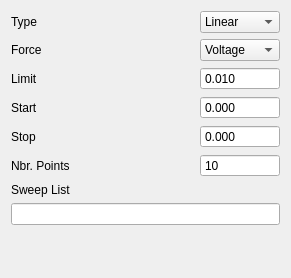
This is forms/smu_sweep_config_widget.ui in schwemmdx/keithley-tool as Qt 5 draws it before an edit. The edited form follows.
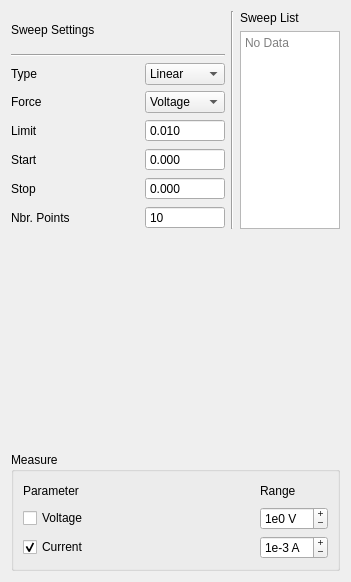
This is the edited form.

Commit message: added furtzher control over sweep preferences

Patch:
```diff
--- a/forms/smu_sweep_config_widget.ui
+++ b/forms/smu_sweep_config_widget.ui
@@ -6,14 +6,34 @@
    <rect>
     <x>0</x>
     <y>0</y>
-    <width>291</width>
-    <height>278</height>
+    <width>351</width>
+    <height>582</height>
    </rect>
   </property>
   <property name="windowTitle">
    <string>Form</string>
   </property>
-  <layout class="QGridLayout" name="gridLayout">
+  <layout class="QGridLayout" name="gridLayout_3">
+   <item row="0" column="0">
+    <layout class="QHBoxLayout" name="horizontalLayout">
+     <item>
+      <layout class="QVBoxLayout" name="verticalLayout">
+       <item>
+        <widget class="QLabel" name="TypeLabel_2">
+         <property name="text">
+          <string>Sweep Settings</string>
+         </property>
+        </widget>
+       </item>
+       <item>
+        <widget class="Line" name="line_2">
+         <property name="orientation">
+          <enum>Qt::Horizontal</enum>
+         </property>
+        </widget>
+       </item>
+       <item>
+        <layout class="QGridLayout" name="gridLayout_2">
    <item row="0" column="0">
     <widget class="QLabel" name="TypeLabel">
      <property name="text">
@@ -21,19 +41,6 @@
      </property>
     </widget>
    </item>
-   <item row="0" column="1">
-    <spacer name="horizontalSpacer">
-     <property name="orientation">
-      <enum>Qt::Horizontal</enum>
-     </property>
-     <property name="sizeHint" stdset="0">
-      <size>
-       <width>109</width>
-       <height>20</height>
-      </size>
-     </property>
-    </spacer>
-   </item>
    <item row="0" column="2">
     <widget class="QComboBox" name="sweepTypeBox">
      <item>
@@ -158,6 +165,19 @@
      </property>
     </widget>
    </item>
+         <item row="5" column="1">
+          <spacer name="horizontalSpacer_9">
+           <property name="orientation">
+            <enum>Qt::Horizontal</enum>
+           </property>
+           <property name="sizeHint" stdset="0">
+            <size>
+             <width>83</width>
+             <height>20</height>
+            </size>
+           </property>
+          </spacer>
+         </item>
    <item row="5" column="2">
     <widget class="QSpinBox" name="nPts">
      <property name="frame">
@@ -174,17 +194,74 @@
      </property>
     </widget>
    </item>
-   <item row="6" column="0">
+        </layout>
+       </item>
+      </layout>
+     </item>
+     <item>
+      <widget class="Line" name="line">
+       <property name="orientation">
+        <enum>Qt::Vertical</enum>
+       </property>
+      </widget>
+     </item>
+     <item>
+      <layout class="QVBoxLayout" name="verticalLayout_2">
+       <property name="sizeConstraint">
+        <enum>QLayout::SetFixedSize</enum>
+       </property>
+       <item>
     <widget class="QLabel" name="SweepListLabel">
+         <property name="sizePolicy">
+          <sizepolicy hsizetype="Fixed" vsizetype="Preferred">
+           <horstretch>0</horstretch>
+           <verstretch>0</verstretch>
+          </sizepolicy>
+         </property>
+         <property name="maximumSize">
+          <size>
+           <width>100</width>
+           <height>16777215</height>
+          </size>
+         </property>
      <property name="text">
       <string>Sweep List</string>
      </property>
     </widget>
    </item>
-   <item row="7" column="0" colspan="3">
-    <widget class="QLineEdit" name="sweepList"/>
-   </item>
-   <item row="8" column="0">
+       <item>
+        <widget class="QPlainTextEdit" name="sweepList">
+         <property name="sizePolicy">
+          <sizepolicy hsizetype="Fixed" vsizetype="Expanding">
+           <horstretch>0</horstretch>
+           <verstretch>0</verstretch>
+          </sizepolicy>
+         </property>
+         <property name="maximumSize">
+          <size>
+           <width>100</width>
+           <height>16777215</height>
+          </size>
+         </property>
+         <property name="layoutDirection">
+          <enum>Qt::LeftToRight</enum>
+         </property>
+         <property name="autoFillBackground">
+          <bool>true</bool>
+         </property>
+         <property name="documentTitle">
+          <string>Sweep List</string>
+         </property>
+         <property name="placeholderText">
+          <string>No Data </string>
+         </property>
+        </widget>
+       </item>
+      </layout>
+     </item>
+    </layout>
+   </item>
+   <item row="1" column="0">
     <spacer name="verticalSpacer">
      <property name="orientation">
       <enum>Qt::Vertical</enum>
@@ -192,13 +269,123 @@
      <property name="sizeHint" stdset="0">
       <size>
        <width>20</width>
-       <height>26</height>
+       <height>206</height>
       </size>
      </property>
     </spacer>
    </item>
-  </layout>
- </widget>
+   <item row="2" column="0">
+    <widget class="QGroupBox" name="groupBox">
+     <property name="title">
+      <string>Measure</string>
+     </property>
+     <layout class="QGridLayout" name="gridLayout">
+      <item row="0" column="0">
+       <widget class="QLabel" name="label_2">
+        <property name="text">
+         <string>Parameter</string>
+        </property>
+       </widget>
+      </item>
+      <item row="0" column="1">
+       <spacer name="horizontalSpacer_2">
+        <property name="orientation">
+         <enum>Qt::Horizontal</enum>
+        </property>
+        <property name="sizeHint" stdset="0">
+         <size>
+          <width>141</width>
+          <height>20</height>
+         </size>
+        </property>
+       </spacer>
+      </item>
+      <item row="0" column="2">
+       <widget class="QLabel" name="label">
+        <property name="text">
+         <string>Range</string>
+        </property>
+       </widget>
+      </item>
+      <item row="1" column="0">
+       <widget class="QCheckBox" name="measureVoltage">
+        <property name="text">
+         <string>Voltage</string>
+        </property>
+       </widget>
+      </item>
+      <item row="1" column="2">
+       <widget class="QSpinBox" name="voltageRange">
+        <property name="buttonSymbols">
+         <enum>QAbstractSpinBox::PlusMinus</enum>
+        </property>
+        <property name="suffix">
+         <string> V</string>
+        </property>
+        <property name="prefix">
+         <string>1e</string>
+        </property>
+        <property name="minimum">
+         <number>-6</number>
+        </property>
+        <property name="maximum">
+         <number>2</number>
+        </property>
+       </widget>
+      </item>
+      <item row="2" column="0">
+       <widget class="QCheckBox" name="measureCurrent">
+        <property name="text">
+         <string>Current</string>
+        </property>
+        <property name="checked">
+         <bool>true</bool>
+        </property>
+       </widget>
+      </item>
+      <item row="2" column="2">
+       <widget class="QSpinBox" name="currentRange">
+        <property name="buttonSymbols">
+         <enum>QAbstractSpinBox::PlusMinus</enum>
+        </property>
+        <property name="showGroupSeparator" stdset="0">
+         <bool>false</bool>
+        </property>
+        <property name="suffix">
+         <string> A</string>
+        </property>
+        <property name="prefix">
+         <string>1e</string>
+        </property>
+        <property name="minimum">
+         <number>-12</number>
+        </property>
+        <property name="maximum">
+         <number>0</number>
+        </property>
+        <property name="value">
+         <number>-3</number>
+        </property>
+       </widget>
+      </item>
+     </layout>
+    </widget>
+   </item>
+  </layout>
+ </widget>
+ <tabstops>
+  <tabstop>sweepTypeBox</tabstop>
+  <tabstop>forceType</tabstop>
+  <tabstop>limitVal</tabstop>
+  <tabstop>startVal</tabstop>
+  <tabstop>endVal</tabstop>
+  <tabstop>nPts</tabstop>
+  <tabstop>sweepList</tabstop>
+  <tabstop>measureVoltage</tabstop>
+  <tabstop>measureCurrent</tabstop>
+  <tabstop>voltageRange</tabstop>
+  <tabstop>currentRange</tabstop>
+ </tabstops>
  <resources/>
  <connections/>
 </ui>
```
Left out of the diff: 5 changed lines with no effect on the pictures. Lines whose indentation alone changed are shown as unchanged. The commit also changes 3 other files.
